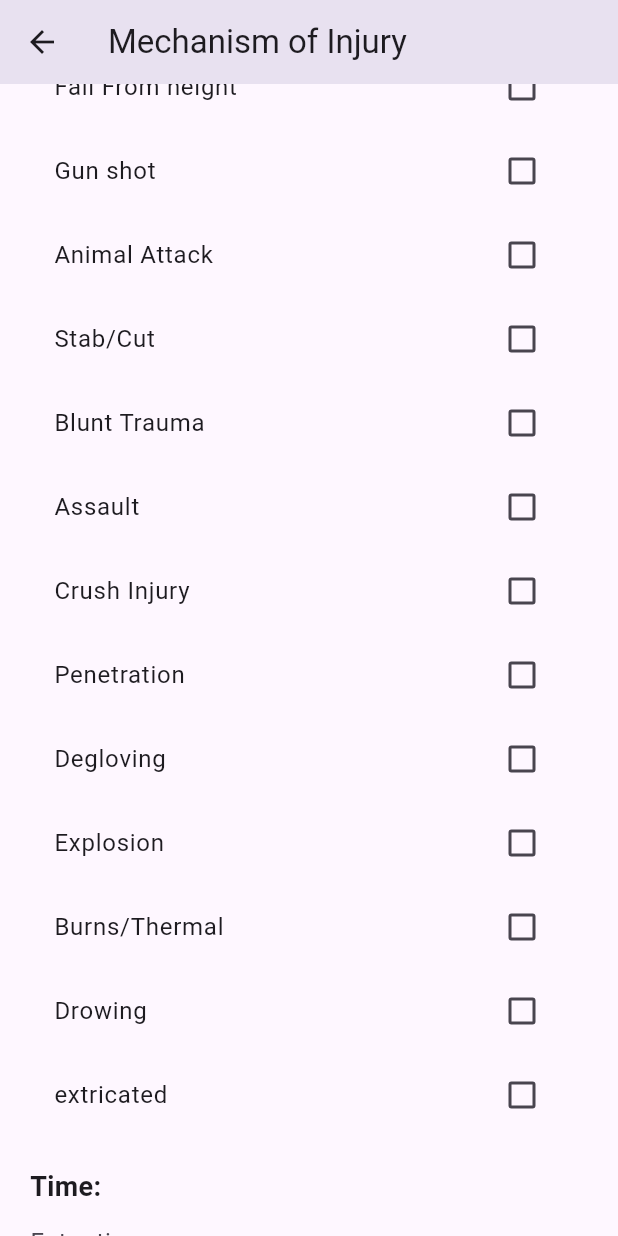
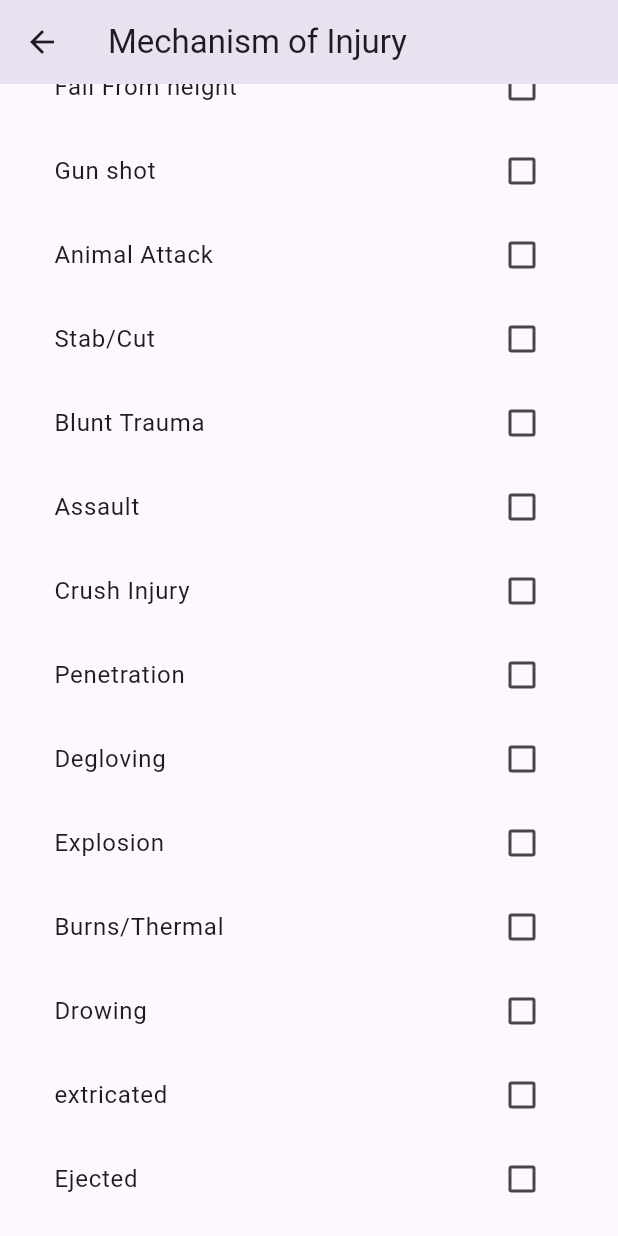
Before and after one commit to Valvahen/EmApp, a Flutter app: the MechanismOfInjury screen opened directly, scrolled down 576 dp, on a phone screen of 412 x 824 dp. Run offline on Flutter 3.47's test engine with Material 3 defaults, Android fonts, the phone set to English and light mode, and no system bars; our stand-ins replace supabase_flutter; accounts and stored records are empty.

Commit message:
UpdateD for ejected

```diff
--- a/lib/mechanism_of_inj.dart
+++ b/lib/mechanism_of_inj.dart
@@ -283,6 +283,15 @@ class _MechanismOfInjuryState extends State<MechanismOfInjury> {
                 });
               },
             ),
+            CheckboxListTile(
+              title: Text('Ejected'),
+              value: ejected,
+              onChanged: (newValue) {
+                setState(() {
+                  ejected = newValue!;
+                });
+              },
+            ),
 
             // Add more CheckboxListTile for other options
 
@@ -321,18 +330,6 @@ class _MechanismOfInjuryState extends State<MechanismOfInjury> {
 
             SizedBox(height: 20.0),
 
-            CheckboxListTile(
-              title: Text('Ejected'),
-              value: ejected,
-              onChanged: (newValue) {
-                setState(() {
-                  ejected = newValue!;
-                });
-              },
-            ),
-
-            SizedBox(height: 20.0),
-
             Row(
               mainAxisAlignment: MainAxisAlignment.spaceEvenly,
               children: [
```
